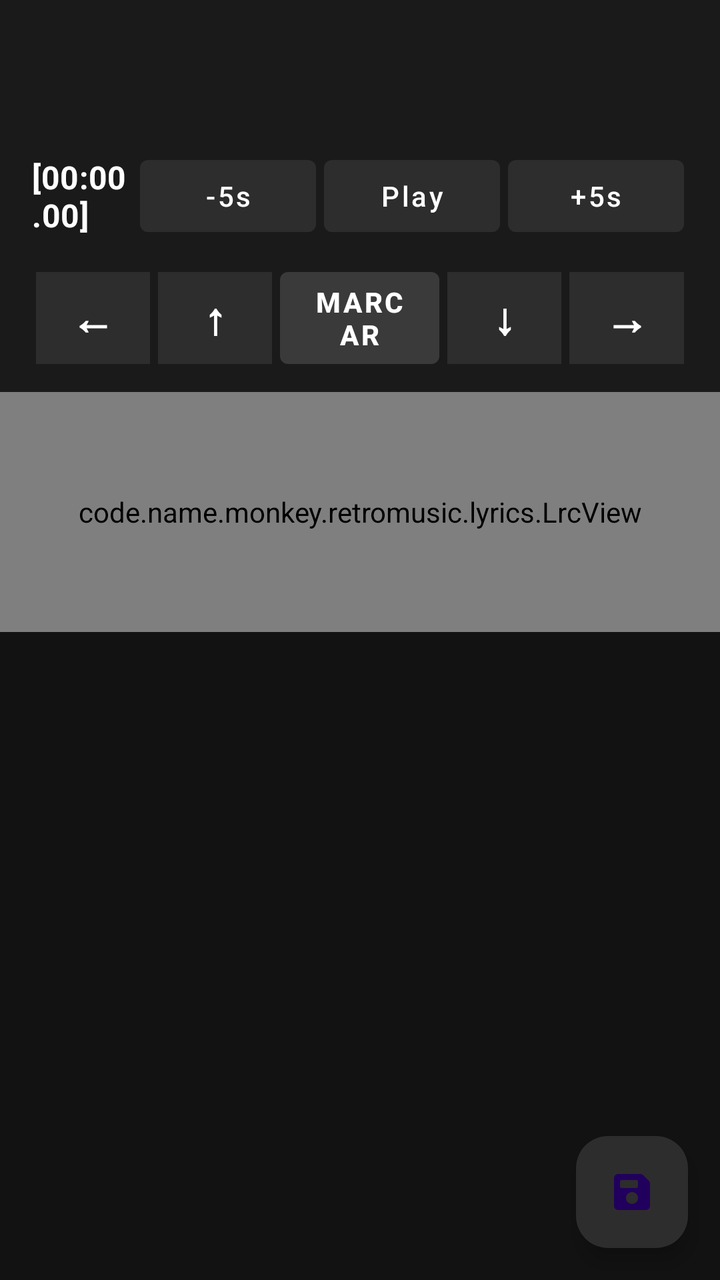
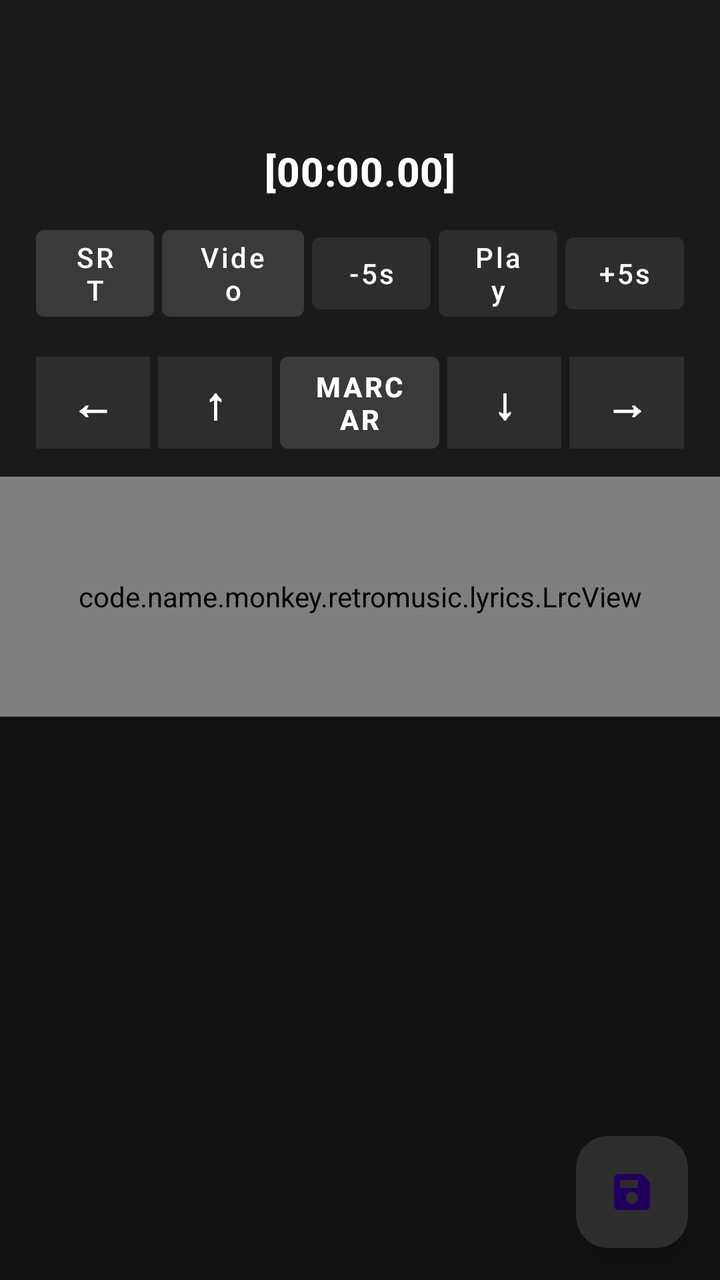

Screens rendered from an Android XML layout before and after an edit, with the pre-edit source and the edit as a unified diff.
<!-- AndroidManifest.xml: application theme Theme.RetroMusic.FollowSystem -->
<!-- res/layout/fragment_lyrics.xml -->
<?xml version="1.0" encoding="utf-8"?>
<LinearLayout 
    xmlns:android="http://schemas.android.com/apk/res/android"
    xmlns:app="http://schemas.android.com/apk/res-auto"
    xmlns:tools="http://tools.android.com/tools"
    android:layout_width="match_parent"
    android:layout_height="match_parent"
    android:orientation="vertical"
    android:background="#121212"
    android:fitsSystemWindows="true">

    <com.google.android.material.appbar.MaterialToolbar
        android:id="@+id/toolbar"
        style="@style/Widget.MaterialComponents.Toolbar.Primary"
        android:layout_width="match_parent"
        android:layout_height="?attr/actionBarSize"
        android:background="#1A1A1A"
        app:titleTextColor="@android:color/white" />

    <LinearLayout
        android:id="@+id/llSincroControls"
        android:layout_width="match_parent"
        android:layout_height="wrap_content"
        android:orientation="vertical"
        android:paddingLeft="16dp"
        android:paddingTop="8dp"
        android:paddingRight="16dp"
        android:paddingBottom="12dp"
        android:background="#1A1A1A">

        <LinearLayout
            android:layout_width="match_parent"
            android:layout_height="wrap_content"
            android:gravity="center_vertical"
            android:orientation="horizontal">

            <TextView
                android:id="@+id/tvCurrentTime"
                android:layout_width="0dp"
                android:layout_height="wrap_content"
                android:layout_weight="1"
                android:text="[00:00.00]"
                android:textAppearance="@style/TextAppearance.MaterialComponents.Subtitle1"
                android:textColor="@android:color/white"
                android:textStyle="bold" />

            <com.google.android.material.button.MaterialButton
                android:id="@+id/btnRew"
                style="@style/Widget.MaterialComponents.Button.UnelevatedButton"
                android:layout_width="wrap_content"
                android:layout_height="wrap_content"
                android:layout_margin="2dp"
                android:textColor="@android:color/white"
                app:backgroundTint="#2D2D2D"
                android:text="-5s" />

            <com.google.android.material.button.MaterialButton
                android:id="@+id/btnPlayPause"
                style="@style/Widget.MaterialComponents.Button.UnelevatedButton"
                android:layout_width="wrap_content"
                android:layout_height="wrap_content"
                android:layout_margin="2dp"
                android:textColor="@android:color/white"
                app:backgroundTint="#2D2D2D"
                android:text="Play" />

            <com.google.android.material.button.MaterialButton
                android:id="@+id/btnFwd"
                style="@style/Widget.MaterialComponents.Button.UnelevatedButton"
                android:layout_width="wrap_content"
                android:layout_height="wrap_content"
                android:layout_margin="2dp"
                android:textColor="@android:color/white"
                app:backgroundTint="#2D2D2D"
                android:text="+5s" />
        </LinearLayout>

        <LinearLayout
            android:layout_width="match_parent"
            android:layout_height="wrap_content"
            android:layout_marginTop="10dp"
            android:gravity="center"
            android:orientation="horizontal">

            <TextView
                android:id="@+id/btnLeft"
                android:layout_width="0dp"
                android:layout_height="46dp"
                android:layout_margin="2dp"
                android:layout_weight="1"
                android:background="#2D2D2D"
                android:clickable="true"
                android:focusable="false"
                android:gravity="center"
                android:text="←"
                android:textColor="@android:color/white"
                android:textSize="22sp"
                android:textStyle="bold" />

            <TextView
                android:id="@+id/btnUp"
                android:layout_width="0dp"
                android:layout_height="46dp"
                android:layout_margin="2dp"
                android:layout_weight="1"
                android:background="#2D2D2D"
                android:clickable="true"
                android:focusable="false"
                android:gravity="center"
                android:text="↑"
                android:textColor="@android:color/white"
                android:textSize="22sp"
                android:textStyle="bold" />

            <com.google.android.material.button.MaterialButton
                android:id="@+id/btnMark"
                style="@style/Widget.MaterialComponents.Button.UnelevatedButton"
                android:layout_width="0dp"
                android:layout_height="46dp"
                android:layout_margin="2dp"
                android:layout_weight="1.4"
                android:textColor="@android:color/white"
                app:backgroundTint="#3A3A3A"
                android:text="MARCAR"
                android:insetTop="0dp"
                android:insetBottom="0dp"
                android:textStyle="bold" />

            <TextView
                android:id="@+id/btnDown"
                android:layout_width="0dp"
                android:layout_height="46dp"
                android:layout_margin="2dp"
                android:layout_weight="1"
                android:background="#2D2D2D"
                android:clickable="true"
                android:focusable="false"
                android:gravity="center"
                android:text="↓"
                android:textColor="@android:color/white"
                android:textSize="22sp"
                android:textStyle="bold" />

            <TextView
                android:id="@+id/btnRight"
                android:layout_width="0dp"
                android:layout_height="46dp"
                android:layout_margin="2dp"
                android:layout_weight="1"
                android:background="#2D2D2D"
                android:clickable="true"
                android:focusable="false"
                android:gravity="center"
                android:text="→"
                android:textColor="@android:color/white"
                android:textSize="22sp"
                android:textStyle="bold" />
        </LinearLayout>
    </LinearLayout>

    <code.name.monkey.retromusic.lyrics.LrcView
        android:id="@+id/lyricsView"
        android:layout_width="match_parent"
        android:layout_height="120dp"
        android:background="#1F000000"
        android:paddingLeft="16dp"
        android:paddingRight="16dp"
        android:visibility="visible" />

    <FrameLayout
        android:layout_width="match_parent"
        android:layout_height="0dp"
        android:layout_weight="1">

        <androidx.core.widget.NestedScrollView
            android:layout_width="match_parent"
            android:layout_height="match_parent"
            android:fillViewport="true">

            <LinearLayout
                android:layout_width="match_parent"
                android:layout_height="wrap_content"
                android:orientation="vertical"
                android:paddingLeft="16dp"
                android:paddingTop="12dp"
                android:paddingRight="16dp"
                android:paddingBottom="12dp">

                <EditText
                    android:id="@+id/etLyrics"
                    android:layout_width="match_parent"
                    android:layout_height="wrap_content"
                    android:gravity="top|start"
                    android:inputType="textMultiLine|textNoSuggestions"
                    android:background="@android:color/transparent"
                    android:textColor="@android:color/white"
                    android:scrollbars="vertical"
                    android:padding="0dp"
                    android:textAppearance="@style/TextAppearance.MaterialComponents.Body1"
                    android:visibility="visible"
                    tools:ignore="SpeakableTextPresentCheck" />

                <TextView
                    android:id="@+id/normalLyrics"
                    android:layout_width="match_parent"
                    android:layout_height="wrap_content"
                    android:lineSpacingMultiplier="1.2"
                    android:textColor="@android:color/white"
                    android:padding="0dp"
                    android:textAppearance="@style/TextAppearance.MaterialComponents.Body1"
                    android:visibility="gone" />

                <TextView
                    android:id="@+id/noLyricsFound"
                    android:layout_width="wrap_content"
                    android:layout_height="wrap_content"
                    android:layout_gravity="center"
                    android:text="@string/no_lyrics_found"
                    android:textAppearance="@style/TextAppearance.MaterialComponents.Subtitle1"
                    android:visibility="gone" />
            </LinearLayout>
        </androidx.core.widget.NestedScrollView>

        <com.google.android.material.floatingactionbutton.FloatingActionButton
            android:id="@+id/saveFab"
            android:layout_width="wrap_content"
            android:layout_height="wrap_content"
            android:layout_gravity="bottom|end"
            android:layout_margin="16dp"
            app:srcCompat="@drawable/ic_save"
            app:backgroundTint="#2D2D2D"
            android:tint="@android:color/white"
            tools:ignore="SpeakableTextPresentCheck" />
    </FrameLayout>
</LinearLayout>
<!-- resources referenced by this layout -->
<resources>
  <string name="no_lyrics_found">No lyrics found</string>
  <style name="Theme.RetroMusic.FollowSystem" parent="Theme.RetroMusic.Base.Adaptive">
          <item name="android:windowBackground">?colorSurface</item>
      </style>
  <!-- drawable round_selector (drawable) -->
  <ripple xmlns:android="http://schemas.android.com/apk/res/android"
      android:color="?android:attr/colorControlHighlight">
  
      <item
          android:id="@android:id/mask"
          android:drawable="@drawable/round_selector_mask" />
  
  </ripple>
  <!-- drawable rect_selector (drawable) -->
  <?xml version="1.0" encoding="utf-8"?>
  <ripple xmlns:android="http://schemas.android.com/apk/res/android"
      android:color="?android:attr/colorControlHighlight">
  
      <item android:id="@android:id/mask">
          <shape>
              <corners android:radius="@dimen/m3_card_corner_radius" />
              <solid android:color="@color/md_green_500" />
          </shape>
      </item>
      <item>
          <selector>
              <item android:state_activated="true">
                  <shape>
                      <corners android:radius="@dimen/m3_card_corner_radius" />
                      <solid android:color="?android:attr/colorControlHighlight" />
                  </shape>
              </item>
          </selector>
      </item>
  </ripple>
  <style name="Widget.ActionButton.Overflow" parent="Widget.AppCompat.ActionButton.Overflow">
          <item name="android:contentDescription">@string/abc_action_menu_overflow_description</item>
      </style>
  <style name="MaterialAlertDialogTheme" parent="ThemeOverlay.Material3.MaterialAlertDialog" />
  <style name="MaterialButtonTheme" parent="Widget.Material3.Button">
          <item name="cornerRadius">6dp</item>
          <item name="iconGravity">textStart</item>
          <item name="iconTint">?attr/colorControlNormal</item>
          <item name="android:textColor">?android:attr/textColorPrimary</item>
          <item name="android:textAppearance">@style/TextViewNormal</item>
          <item name="android:textAllCaps">false</item>
          <item name="android:paddingTop">@dimen/button_padding_vertical</item>
          <item name="android:paddingBottom">@dimen/button_padding_vertical</item>
      </style>
  <style name="MaterialPopupMenuStyle" parent="Widget.Material3.PopupMenu">
          <item name="android:popupBackground">@drawable/popup_background</item>
      </style>
  <color name="elevationOverlay">@color/elevationOverlayLight</color>
  <!-- drawable popup_background (drawable) -->
  <?xml version="1.0" encoding="utf-8"?>
  <layer-list xmlns:android="http://schemas.android.com/apk/res/android">
      <item>
          <shape>
              <solid android:color="?attr/colorSurface" />
              <corners android:radius="20dp" />
          </shape>
      </item>
      <item>
          <shape>
              <solid android:color="@color/m3_popupmenu_overlay_color"/>
              <corners android:radius="20dp" />
              <padding
                  android:bottom="10dp"
                  android:top="10dp" />
          </shape>
      </item>
  </layer-list>
  <!-- drawable round_selector_mask (drawable) -->
  <?xml version="1.0" encoding="utf-8"?>
  <shape xmlns:android="http://schemas.android.com/apk/res/android"
      android:shape="oval">
      <solid android:color="@android:color/white" />
  </shape>
  <dimen name="m3_card_corner_radius">16dp</dimen>
  <color name="md_green_500">#4CAF50</color>
  <style name="TextViewNormal" parent="">
          <item name="android:textSize">14sp</item>
      </style>
  <dimen name="button_padding_vertical">10dp</dimen>
  <color name="elevationOverlayLight">@color/md_grey_500</color>
  <color name="md_grey_500">#9E9E9E</color>
  <!-- unchanged entries left out for length: 2 -->
</resources>

<!-- the commit's change to res/layout/fragment_lyrics.xml (unified diff, before → after) -->
@@ -28,28 +28,52 @@
         android:paddingBottom="12dp"
         android:background="#1A1A1A">
 
+        <TextView
+            android:id="@+id/tvCurrentTime"
+            android:layout_width="match_parent"
+            android:layout_height="wrap_content"
+            android:layout_marginBottom="8dp"
+            android:text="[00:00.00]"
+            android:gravity="center"
+            android:textAppearance="@style/TextAppearance.MaterialComponents.Headline6"
+            android:textColor="@android:color/white"
+            android:textStyle="bold" />
+
         <LinearLayout
             android:layout_width="match_parent"
             android:layout_height="wrap_content"
-            android:gravity="center_vertical"
+            android:gravity="center"
             android:orientation="horizontal">
 
-            <TextView
-                android:id="@+id/tvCurrentTime"
-                android:layout_width="0dp"
-                android:layout_height="wrap_content"
-                android:layout_weight="1"
-                android:text="[00:00.00]"
-                android:textAppearance="@style/TextAppearance.MaterialComponents.Subtitle1"
-                android:textColor="@android:color/white"
-                android:textStyle="bold" />
+            <com.google.android.material.button.MaterialButton
+                android:id="@+id/btnSrt"
+                style="@style/Widget.MaterialComponents.Button.UnelevatedButton"
+                android:layout_width="0dp"
+                android:layout_height="wrap_content"
+                android:layout_margin="2dp"
+                android:layout_weight="1"
+                android:textColor="@android:color/white"
+                app:backgroundTint="#3A3A3A"
+                android:text="SRT" />
+
+            <com.google.android.material.button.MaterialButton
+                android:id="@+id/btnLoadVideo"
+                style="@style/Widget.MaterialComponents.Button.UnelevatedButton"
+                android:layout_width="0dp"
+                android:layout_height="wrap_content"
+                android:layout_margin="2dp"
+                android:layout_weight="1.2"
+                android:textColor="@android:color/white"
+                app:backgroundTint="#3A3A3A"
+                android:text="Video" />
 
             <com.google.android.material.button.MaterialButton
                 android:id="@+id/btnRew"
                 style="@style/Widget.MaterialComponents.Button.UnelevatedButton"
-                android:layout_width="wrap_content"
-                android:layout_height="wrap_content"
-                android:layout_margin="2dp"
+                android:layout_width="0dp"
+                android:layout_height="wrap_content"
+                android:layout_margin="2dp"
+                android:layout_weight="1"
                 android:textColor="@android:color/white"
                 app:backgroundTint="#2D2D2D"
                 android:text="-5s" />
@@ -57,9 +81,10 @@
             <com.google.android.material.button.MaterialButton
                 android:id="@+id/btnPlayPause"
                 style="@style/Widget.MaterialComponents.Button.UnelevatedButton"
-                android:layout_width="wrap_content"
-                android:layout_height="wrap_content"
-                android:layout_margin="2dp"
+                android:layout_width="0dp"
+                android:layout_height="wrap_content"
+                android:layout_margin="2dp"
+                android:layout_weight="1"
                 android:textColor="@android:color/white"
                 app:backgroundTint="#2D2D2D"
                 android:text="Play" />
@@ -67,9 +92,10 @@
             <com.google.android.material.button.MaterialButton
                 android:id="@+id/btnFwd"
                 style="@style/Widget.MaterialComponents.Button.UnelevatedButton"
-                android:layout_width="wrap_content"
-                android:layout_height="wrap_content"
-                android:layout_margin="2dp"
+                android:layout_width="0dp"
+                android:layout_height="wrap_content"
+                android:layout_margin="2dp"
+                android:layout_weight="1"
                 android:textColor="@android:color/white"
                 app:backgroundTint="#2D2D2D"
                 android:text="+5s" />
@@ -157,6 +183,20 @@
                 android:textStyle="bold" />
         </LinearLayout>
     </LinearLayout>
+
+    <FrameLayout
+        android:id="@+id/videoContainer"
+        android:layout_width="match_parent"
+        android:layout_height="200dp"
+        android:background="#000000"
+        android:visibility="gone">
+
+        <VideoView
+            android:id="@+id/videoView"
+            android:layout_width="match_parent"
+            android:layout_height="match_parent"
+            android:layout_gravity="center" />
+    </FrameLayout>
 
     <code.name.monkey.retromusic.lyrics.LrcView
         android:id="@+id/lyricsView"
